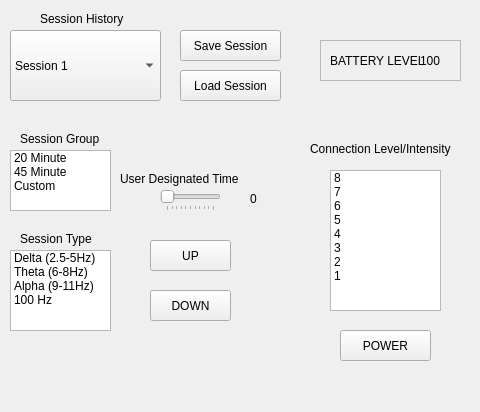
The window that CES-Device/mainwindow.ui (Shibbler/3004-group) describes before a commit, drawn with Qt 5; both pictures show x 0 to 480 and y 0 to 412 of the 728 by 412 pixel window.
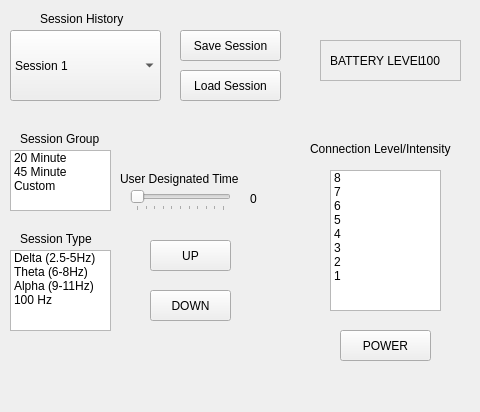
The same window after the commit.

Commit message: selecting a custom Time works

The edit to the form file:
```diff
--- a/CES-Device/mainwindow.ui
+++ b/CES-Device/mainwindow.ui
@@ -229,9 +229,9 @@
    <widget class="QSlider" name="UserDesSlider">
     <property name="geometry">
      <rect>
-      <x>160</x>
+      <x>130</x>
       <y>190</y>
-      <width>61</width>
+      <width>101</width>
       <height>21</height>
      </rect>
     </property>
```
The commit also changes 2 other files.
